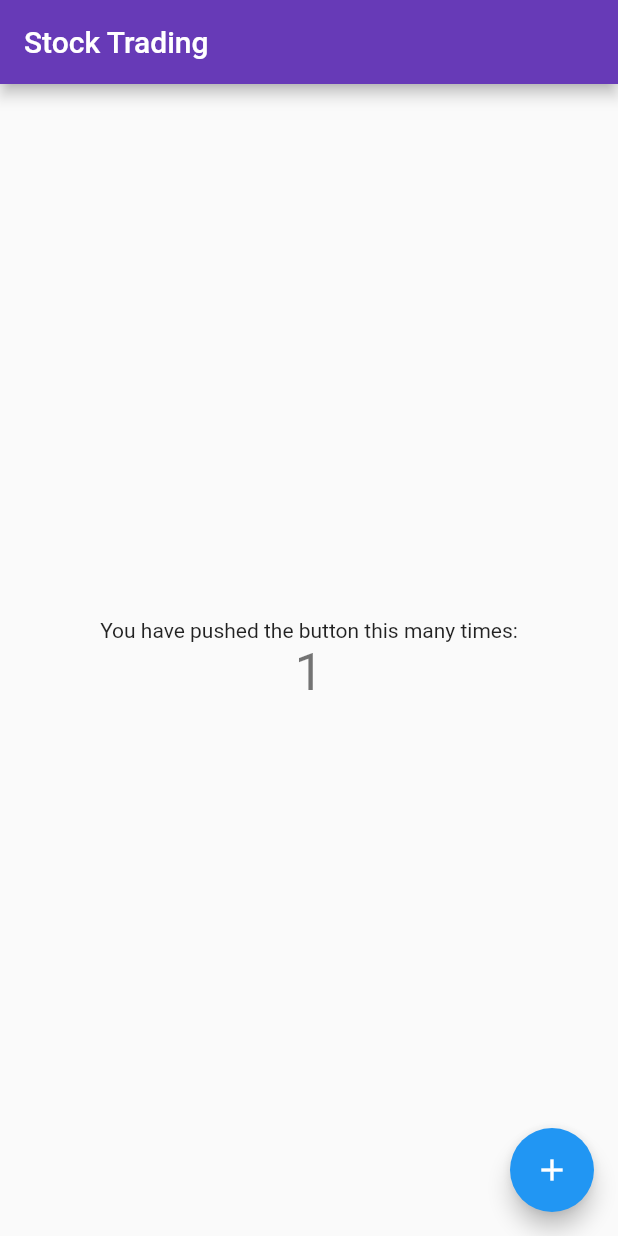
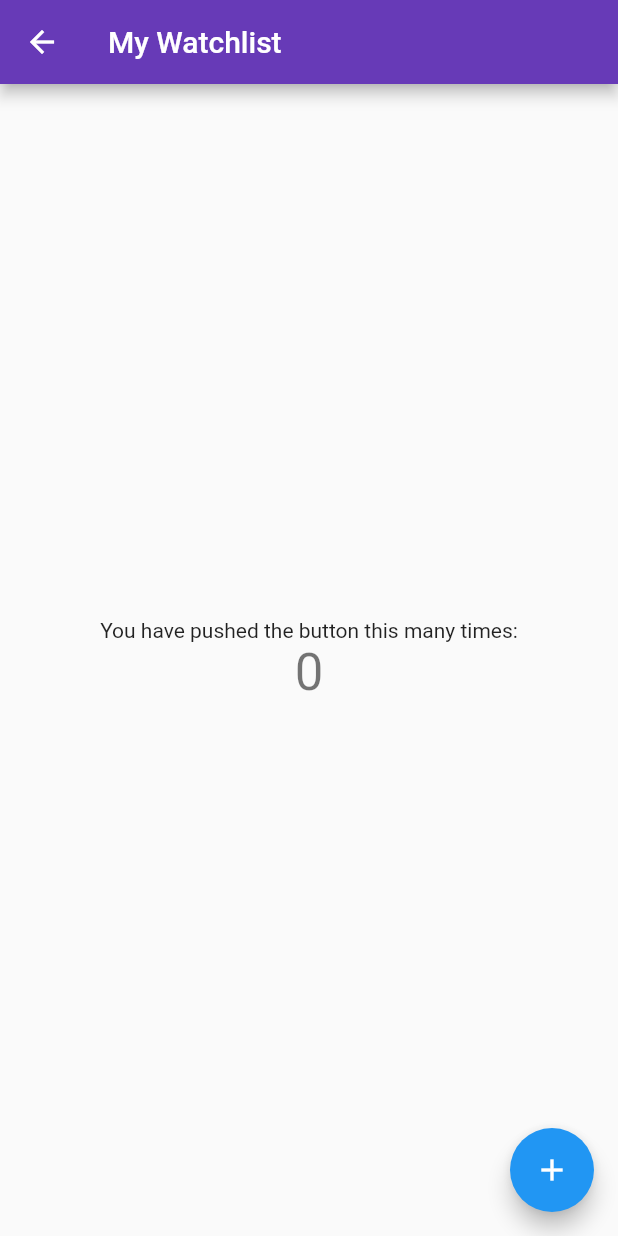
Before and after one commit to CharlesPeterMcCarthy/stock-market-mobile-app, a Flutter app: the screen it shows after launch, after a tap on the "add" icon, on a phone screen of 412 x 824 dp. Run offline on Flutter 3.47's test engine with Material 2 defaults, Android fonts, the phone set to English and light mode, and no system bars.

Commit message:
Setup Navigation

```diff
--- a/lib/main.dart
+++ b/lib/main.dart
@@ -14,7 +14,10 @@ class MyApp extends StatelessWidget {
         accentColor: Colors.blue,
         visualDensity: VisualDensity.adaptivePlatformDensity,
       ),
-          home: MyHomePage(title: 'Stock Trading'),
+      routes: <String, WidgetBuilder> {
+        '/': (BuildContext context) => MyHomePage(title: 'Stock Trading'),
+        '/watchlist': (BuildContext context) => MyHomePage(title: 'My Watchlist')
+      },
     );
   }
 }
@@ -35,6 +38,8 @@ class _MyHomePageState extends State<MyHomePage> {
     setState(() {
       _counter++;
     });
+
+    Navigator.pushNamed(context, '/watchlist');
   }
 
   @override
```
